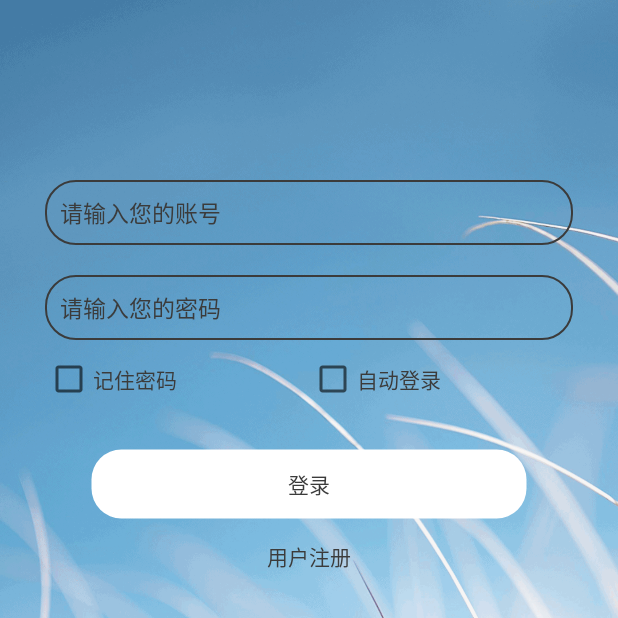
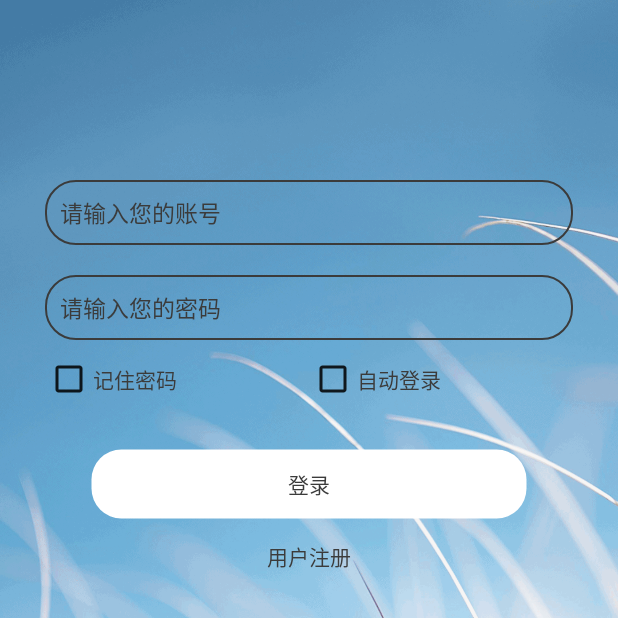
Before and after one commit to LeeLulin/ToDoList, an Android app: the LoginActivity screen opened directly, with no data from a screen before it, on a phone screen of 412 x 824 dp, the top half of it. Run offline under Robolectric (Android 15) with nearby library versions, the phone set to English and light mode, and no system bars; libraries missing offline, so code that uses them is left out: cn.bmob.v3.

Commit message:
Bug修复

```diff
--- a/app/src/main/AndroidManifest.xml
+++ b/app/src/main/AndroidManifest.xml
@@ -49,6 +49,7 @@
         <activity
             android:name=".activity.MainActivity"
             android:label="@string/app_name"
+            android:launchMode="singleTask"
             android:theme="@style/AppTheme.NoActionBar" />
         <activity
             android:name=".activity.NewTodoActivity"
--- a/app/src/main/java/com/example/lulin/todolist/Service/FocusService.java
+++ b/app/src/main/java/com/example/lulin/todolist/Service/FocusService.java
@@ -41,13 +41,13 @@ public class FocusService extends Service {
 
             if (!recentTaskName.equals("com.example.lulin.todolist")
                     ) {
-                Log.i("FocusService", "Yes--recentTaskName=" + recentTaskName);
+                Log.i("FocusService", "阻止运行 " + recentTaskName);
                 Intent intentNewActivity = new Intent(FocusService.this, MainActivity.class);
                 intentNewActivity.setFlags(Intent.FLAG_ACTIVITY_NEW_TASK);
                 startActivity(intentNewActivity);
 
             }else{
-                Log.i("FocusService", "No--recentTaskName="+recentTaskName);
+                Log.i("FocusService", "不阻止运行 "+recentTaskName);
 
 
 
--- a/app/src/main/java/com/example/lulin/todolist/activity/MainActivity.java
+++ b/app/src/main/java/com/example/lulin/todolist/activity/MainActivity.java
@@ -39,7 +39,6 @@ import com.example.lulin.todolist.utils.User;
 import java.io.File;
 import java.util.ArrayList;
 import java.util.List;
-import java.util.Locale;
 
 import cn.bmob.v3.Bmob;
 import cn.bmob.v3.BmobQuery;
@@ -47,7 +46,6 @@ import cn.bmob.v3.BmobUser;
 import cn.bmob.v3.datatype.BmobFile;
 import cn.bmob.v3.exception.BmobException;
 import cn.bmob.v3.listener.DownloadFileListener;
-import cn.bmob.v3.listener.FindListener;
 import cn.bmob.v3.listener.QueryListener;
 import top.wefor.circularanim.CircularAnim;
 
--- a/app/src/main/java/com/example/lulin/todolist/utils/NetWorkUtils.java
+++ b/app/src/main/java/com/example/lulin/todolist/utils/NetWorkUtils.java
@@ -3,7 +3,8 @@ package com.example.lulin.todolist.utils;
 import android.content.Context;
 import android.location.LocationManager;
 import android.net.ConnectivityManager;
-import android.net.NetworkInfo;import android.telephony.TelephonyManager;
+import android.net.NetworkInfo;
+import android.telephony.TelephonyManager;
 /**
  * 网络工具类
  */
--- a/app/src/main/res/layout/activity_login.xml
+++ b/app/src/main/res/layout/activity_login.xml
@@ -56,6 +56,8 @@
             android:layout_weight="1"
             android:checked="false"
             android:text="记住密码"
+            android:textSize="14sp"
+            android:theme="@style/My_CheckBox"
             android:textColor="@color/black_semi" />
 
         <CheckBox
@@ -64,6 +66,8 @@
             android:layout_height="wrap_content"
             android:layout_weight="1"
             android:text="自动登录"
+            android:textSize="14sp"
+            android:theme="@style/My_CheckBox"
             android:textColor="@color/black_semi" />
 
     </LinearLayout>
@@ -76,7 +80,6 @@
         android:layout_marginLeft="60dp"
         android:layout_marginRight="60dp"
         android:layout_marginTop="30dp"
-        android:onClick="btnShowLogin"
         android:text="登录"
         android:textColor="@color/black_semi"/>
 
--- a/app/src/main/res/values-v21/styles.xml
+++ b/app/src/main/res/values-v21/styles.xml
@@ -77,4 +77,9 @@
         <item name="android:windowAnimationStyle">@null</item>
     </style>
 
+    <style name="My_CheckBox" parent="@android:style/Widget.Material.CompoundButton.CheckBox">
+        <item name="android:colorControlActivated">@color/black_semi</item>
+        <item name="android:colorControlNormal">@color/black</item>
+    </style>
+
 </resources>
--- a/app/src/main/res/values/styles.xml
+++ b/app/src/main/res/values/styles.xml
@@ -109,4 +109,5 @@
         <item name="android:windowExitAnimation">@anim/actionsheet_dialog_out</item>
     </style>
 
+
 </resources>
```
Also changed, not shown: app/src/main/java/com/example/lulin/todolist/fragment/ClockFragment.java (+7 -3 lines).
